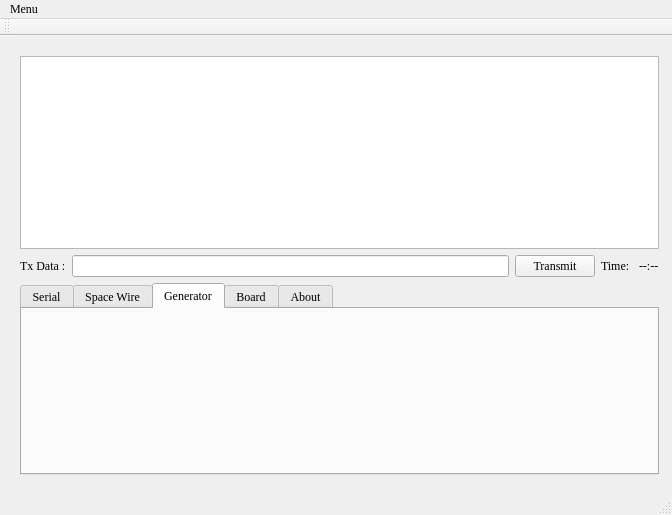
Qt form mainwindow.ui (LucasMed/TerminalSpW) before a commit.
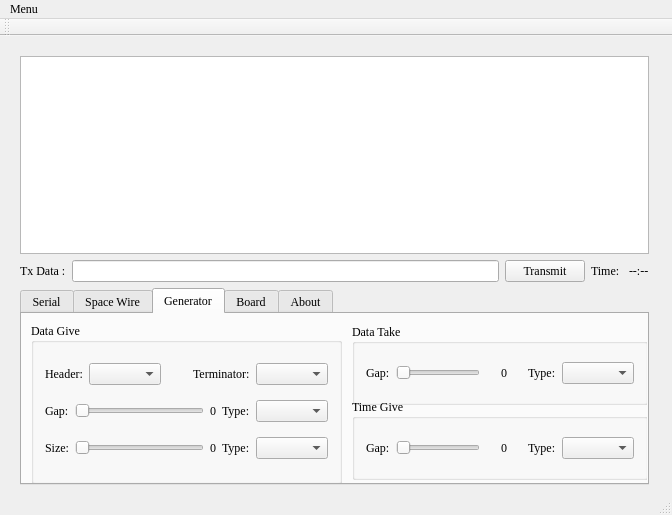
The same form after that commit. The open tabs and pages were chosen to show the change.

Commit message: Se termina la Interfaz y se creo inicializarCombos()

```diff
--- a/mainwindow.ui
+++ b/mainwindow.ui
@@ -30,8 +30,8 @@
      <rect>
       <x>9</x>
       <y>9</y>
-      <width>661</width>
-      <height>441</height>
+      <width>651</width>
+      <height>451</height>
      </rect>
     </property>
     <layout class="QVBoxLayout" name="verticalLayout_2">
@@ -711,6 +711,272 @@
         <attribute name="title">
          <string>Generator</string>
         </attribute>
+        <widget class="QGroupBox" name="groupBox_5">
+         <property name="geometry">
+          <rect>
+           <x>9</x>
+           <y>9</y>
+           <width>311</width>
+           <height>161</height>
+          </rect>
+         </property>
+         <property name="title">
+          <string>Data Give</string>
+         </property>
+         <layout class="QVBoxLayout" name="verticalLayout_3">
+          <item>
+           <layout class="QHBoxLayout" name="horizontalLayout_12">
+            <item>
+             <widget class="QLabel" name="label">
+              <property name="text">
+               <string>Header:</string>
+              </property>
+             </widget>
+            </item>
+            <item>
+             <widget class="QComboBox" name="comboBox"/>
+            </item>
+            <item>
+             <spacer name="horizontalSpacer">
+              <property name="orientation">
+               <enum>Qt::Horizontal</enum>
+              </property>
+              <property name="sizeHint" stdset="0">
+               <size>
+                <width>18</width>
+                <height>20</height>
+               </size>
+              </property>
+             </spacer>
+            </item>
+            <item>
+             <widget class="QLabel" name="label_4">
+              <property name="text">
+               <string>Terminator:</string>
+              </property>
+             </widget>
+            </item>
+            <item>
+             <widget class="QComboBox" name="comboBox_2"/>
+            </item>
+           </layout>
+          </item>
+          <item>
+           <layout class="QHBoxLayout" name="horizontalLayout_13">
+            <item>
+             <widget class="QLabel" name="label_2">
+              <property name="text">
+               <string>Gap:</string>
+              </property>
+             </widget>
+            </item>
+            <item>
+             <widget class="QSlider" name="horizontalSlider">
+              <property name="orientation">
+               <enum>Qt::Horizontal</enum>
+              </property>
+             </widget>
+            </item>
+            <item>
+             <widget class="QLabel" name="label_7">
+              <property name="text">
+               <string>0</string>
+              </property>
+             </widget>
+            </item>
+            <item>
+             <widget class="QLabel" name="label_5">
+              <property name="text">
+               <string>Type:</string>
+              </property>
+             </widget>
+            </item>
+            <item>
+             <widget class="QComboBox" name="comboBox_3"/>
+            </item>
+           </layout>
+          </item>
+          <item>
+           <layout class="QHBoxLayout" name="horizontalLayout_14">
+            <item>
+             <widget class="QLabel" name="label_3">
+              <property name="text">
+               <string>Size:</string>
+              </property>
+             </widget>
+            </item>
+            <item>
+             <widget class="QSlider" name="horizontalSlider_2">
+              <property name="orientation">
+               <enum>Qt::Horizontal</enum>
+              </property>
+             </widget>
+            </item>
+            <item>
+             <widget class="QLabel" name="label_8">
+              <property name="text">
+               <string>0</string>
+              </property>
+             </widget>
+            </item>
+            <item>
+             <widget class="QLabel" name="label_6">
+              <property name="text">
+               <string>Type:</string>
+              </property>
+             </widget>
+            </item>
+            <item>
+             <widget class="QComboBox" name="comboBox_4"/>
+            </item>
+           </layout>
+          </item>
+         </layout>
+        </widget>
+        <widget class="QGroupBox" name="groupBox_6">
+         <property name="geometry">
+          <rect>
+           <x>330</x>
+           <y>10</y>
+           <width>296</width>
+           <height>81</height>
+          </rect>
+         </property>
+         <property name="title">
+          <string>Data Take</string>
+         </property>
+         <layout class="QGridLayout" name="gridLayout_2">
+          <item row="0" column="0">
+           <widget class="QLabel" name="label_9">
+            <property name="text">
+             <string>Gap:</string>
+            </property>
+           </widget>
+          </item>
+          <item row="0" column="1">
+           <widget class="QSlider" name="horizontalSlider_3">
+            <property name="orientation">
+             <enum>Qt::Horizontal</enum>
+            </property>
+           </widget>
+          </item>
+          <item row="0" column="2">
+           <spacer name="horizontalSpacer_4">
+            <property name="orientation">
+             <enum>Qt::Horizontal</enum>
+            </property>
+            <property name="sizeHint" stdset="0">
+             <size>
+              <width>13</width>
+              <height>20</height>
+             </size>
+            </property>
+           </spacer>
+          </item>
+          <item row="0" column="3">
+           <widget class="QLabel" name="label_10">
+            <property name="text">
+             <string>0</string>
+            </property>
+           </widget>
+          </item>
+          <item row="0" column="4">
+           <spacer name="horizontalSpacer_5">
+            <property name="orientation">
+             <enum>Qt::Horizontal</enum>
+            </property>
+            <property name="sizeHint" stdset="0">
+             <size>
+              <width>13</width>
+              <height>20</height>
+             </size>
+            </property>
+           </spacer>
+          </item>
+          <item row="0" column="5">
+           <widget class="QLabel" name="label_11">
+            <property name="text">
+             <string>Type:</string>
+            </property>
+           </widget>
+          </item>
+          <item row="0" column="6">
+           <widget class="QComboBox" name="comboBox_5"/>
+          </item>
+         </layout>
+        </widget>
+        <widget class="QGroupBox" name="groupBox_7">
+         <property name="geometry">
+          <rect>
+           <x>330</x>
+           <y>85</y>
+           <width>296</width>
+           <height>81</height>
+          </rect>
+         </property>
+         <property name="title">
+          <string>Time Give</string>
+         </property>
+         <layout class="QGridLayout" name="gridLayout_3">
+          <item row="0" column="0">
+           <widget class="QLabel" name="label_12">
+            <property name="text">
+             <string>Gap:</string>
+            </property>
+           </widget>
+          </item>
+          <item row="0" column="1">
+           <widget class="QSlider" name="horizontalSlider_4">
+            <property name="orientation">
+             <enum>Qt::Horizontal</enum>
+            </property>
+           </widget>
+          </item>
+          <item row="0" column="2">
+           <spacer name="horizontalSpacer_6">
+            <property name="orientation">
+             <enum>Qt::Horizontal</enum>
+            </property>
+            <property name="sizeHint" stdset="0">
+             <size>
+              <width>13</width>
+              <height>20</height>
+             </size>
+            </property>
+           </spacer>
+          </item>
+          <item row="0" column="3">
+           <widget class="QLabel" name="label_13">
+            <property name="text">
+             <string>0</string>
+            </property>
+           </widget>
+          </item>
+          <item row="0" column="4">
+           <spacer name="horizontalSpacer_7">
+            <property name="orientation">
+             <enum>Qt::Horizontal</enum>
+            </property>
+            <property name="sizeHint" stdset="0">
+             <size>
+              <width>13</width>
+              <height>20</height>
+             </size>
+            </property>
+           </spacer>
+          </item>
+          <item row="0" column="5">
+           <widget class="QLabel" name="label_14">
+            <property name="text">
+             <string>Type:</string>
+            </property>
+           </widget>
+          </item>
+          <item row="0" column="6">
+           <widget class="QComboBox" name="comboBox_6"/>
+          </item>
+         </layout>
+        </widget>
        </widget>
        <widget class="QWidget" name="Board">
         <attribute name="title">
```
Left out of the diff: 357 changed lines with no effect on the pictures. The commit also changes 3 other files.
